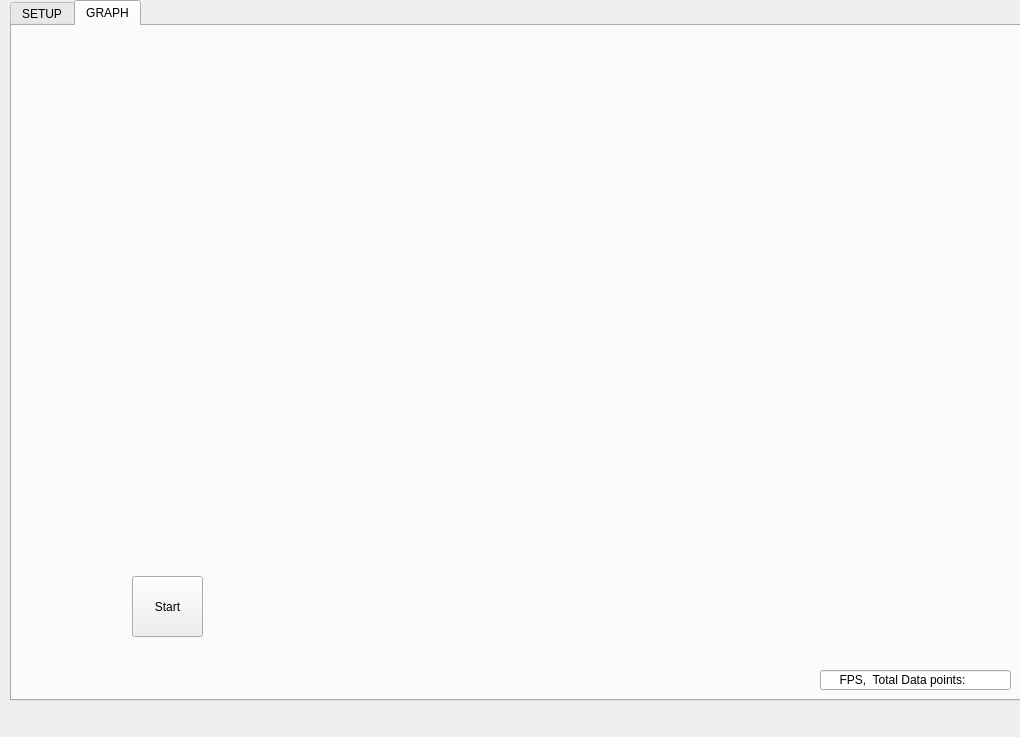
Old version of the form dialog.ui in the repository cchen-Sammic/sammicSense2.
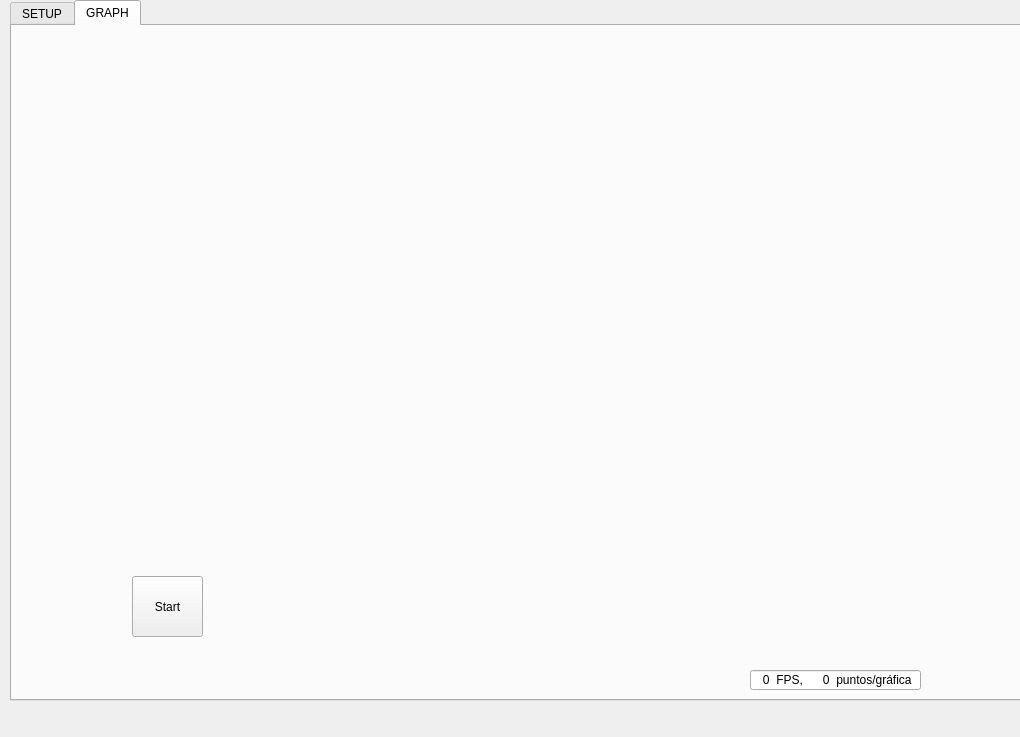
New version of the form. The open tabs and pages were chosen to show the change. Custom widgets are drawn as their Qt base class.

Patch:
```diff
--- a/dialog.ui
+++ b/dialog.ui
@@ -250,7 +250,7 @@
      <property name="geometry">
       <rect>
        <x>0</x>
-       <y>30</y>
+       <y>80</y>
        <width>500</width>
        <height>451</height>
       </rect>
@@ -260,7 +260,7 @@
      <property name="geometry">
       <rect>
        <x>500</x>
-       <y>30</y>
+       <y>80</y>
        <width>500</width>
        <height>451</height>
       </rect>
@@ -269,9 +269,9 @@
     <widget class="QWidget" name="layoutWidget_2">
      <property name="geometry">
       <rect>
-       <x>550</x>
-       <y>490</y>
-       <width>182</width>
+       <x>530</x>
+       <y>90</y>
+       <width>151</width>
        <height>16</height>
       </rect>
      </property>
@@ -329,9 +329,9 @@
     <widget class="QWidget" name="layoutWidget_3">
      <property name="geometry">
       <rect>
-       <x>50</x>
-       <y>490</y>
-       <width>182</width>
+       <x>30</x>
+       <y>90</y>
+       <width>141</width>
        <height>16</height>
       </rect>
      </property>
@@ -404,14 +404,14 @@
   <widget class="QLineEdit" name="statusPlot">
    <property name="geometry">
     <rect>
-     <x>820</x>
+     <x>750</x>
      <y>670</y>
-     <width>191</width>
+     <width>171</width>
      <height>20</height>
     </rect>
    </property>
    <property name="text">
-    <string>     FPS,  Total Data points: </string>
+    <string>   0  FPS,      0  puntos/gráfica </string>
    </property>
   </widget>
  </widget>
```
Left out of the diff: 6 changed lines with no effect on the pictures.
